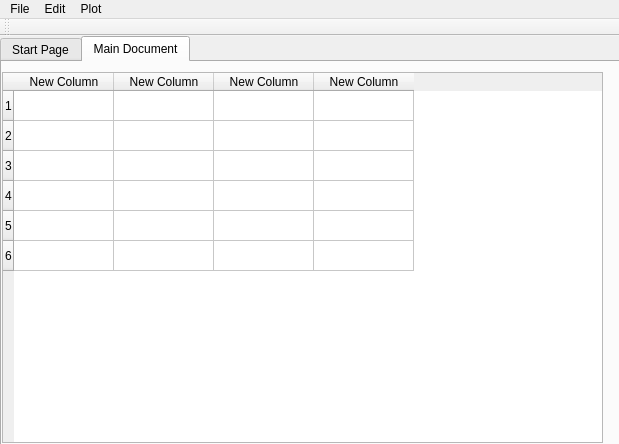
Qt form mainwindow.ui (kushan02/GUI-CSV-Editor) before a commit.
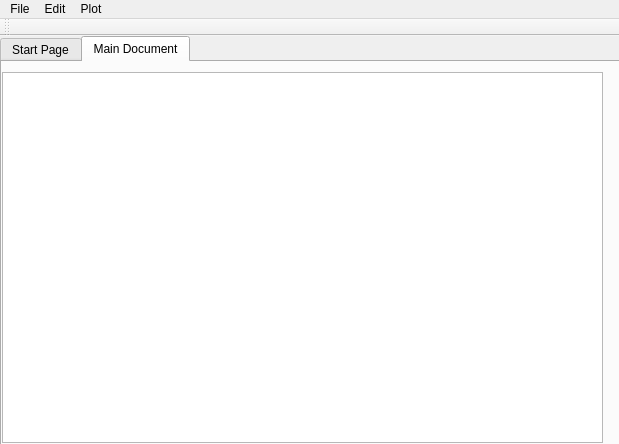
The same form after that commit. The open tabs and pages were chosen to show the change.

Commit message: load the csv file into table

What changed in the file:
```diff
--- a/mainwindow.ui
+++ b/mainwindow.ui
@@ -166,56 +166,6 @@
         <height>371</height>
        </rect>
       </property>
-      <row>
-       <property name="text">
-        <string>1</string>
-       </property>
-      </row>
-      <row>
-       <property name="text">
-        <string>2</string>
-       </property>
-      </row>
-      <row>
-       <property name="text">
-        <string>3</string>
-       </property>
-      </row>
-      <row>
-       <property name="text">
-        <string>4</string>
-       </property>
-      </row>
-      <row>
-       <property name="text">
-        <string>5</string>
-       </property>
-      </row>
-      <row>
-       <property name="text">
-        <string>6</string>
-       </property>
-      </row>
-      <column>
-       <property name="text">
-        <string>New Column</string>
-       </property>
-      </column>
-      <column>
-       <property name="text">
-        <string>New Column</string>
-       </property>
-      </column>
-      <column>
-       <property name="text">
-        <string>New Column</string>
-       </property>
-      </column>
-      <column>
-       <property name="text">
-        <string>New Column</string>
-       </property>
-      </column>
      </widget>
     </widget>
    </widget>
```
Left out of the diff: 4 changed lines with no effect on the pictures. The commit also changes 1 other file.
